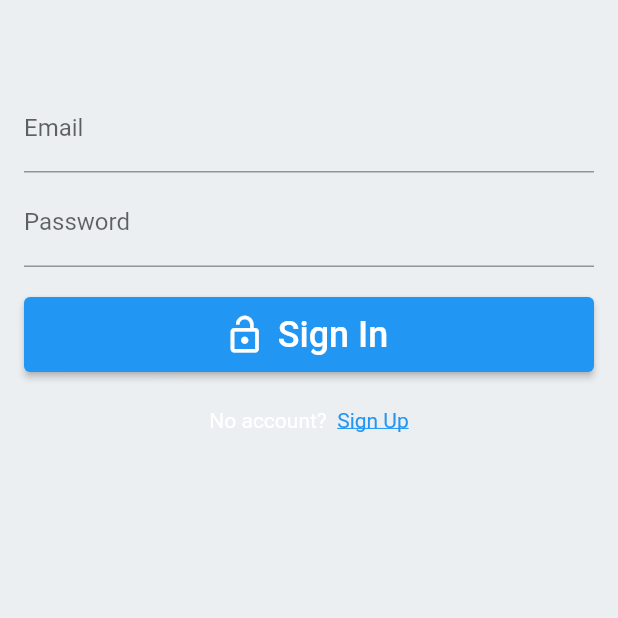
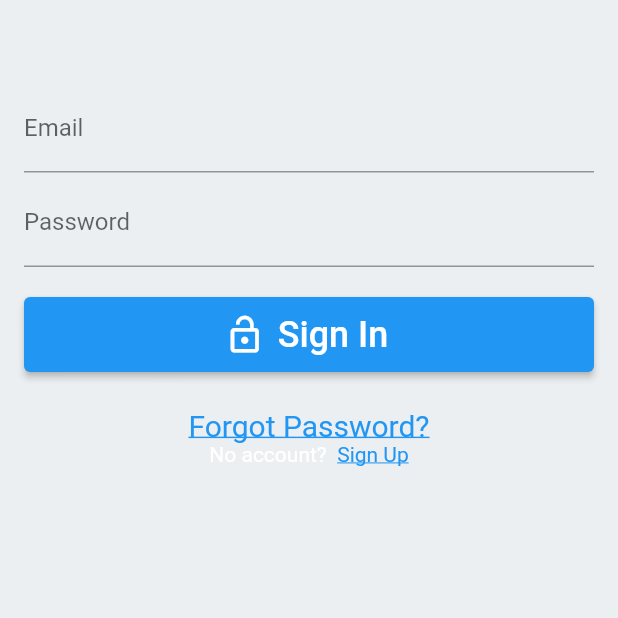
Before and after one commit to gulsenkeskin/firebase_authentication, a Flutter app: the screen it shows after launch, on a phone screen of 412 x 824 dp, the top half of it. Run offline on Flutter 3.47's test engine with Material 2 defaults, Android fonts, the phone set to English and light mode, and no system bars; our stand-ins replace email_validator, firebase_auth, firebase_core; accounts and stored records are empty.

Commit message:
added forgot password page and btn

```diff
--- a/lib/widgets/login_widget.dart
+++ b/lib/widgets/login_widget.dart
@@ -1,5 +1,6 @@
 import 'package:firebase_auth/firebase_auth.dart';
 import 'package:firebase_authentication/main.dart';
+import 'package:firebase_authentication/pages/forgot_password_page.dart';
 import 'package:firebase_authentication/utils/utils.dart';
 import 'package:flutter/gestures.dart';
 import 'package:flutter/material.dart';
@@ -7,7 +8,8 @@ import 'package:flutter/material.dart';
 class LoginWidget extends StatefulWidget {
   final VoidCallback onClickedSignUp;
 
-  const LoginWidget({Key? key,required this.onClickedSignUp}) : super(key: key);
+  const LoginWidget({Key? key, required this.onClickedSignUp})
+      : super(key: key);
 
   @override
   State<LoginWidget> createState() => _LoginWidgetState();
@@ -66,27 +68,44 @@ class _LoginWidgetState extends State<LoginWidget> {
                   'Sign In',
                   style: TextStyle(fontSize: 24),
                 )),
-            const SizedBox(height: 24,),
-            RichText(text: TextSpan(
-              style:  TextStyle(color: Colors.white),
+            const SizedBox(
+              height: 24,
+            ),
+            GestureDetector(
+              child: Text(
+                'Forgot Password?',
+                style: TextStyle(
+                    decoration: TextDecoration.underline,
+                    color: Theme.of(context).colorScheme.secondary,
+                    fontSize: 20),
+              ),
+              onTap: () => Navigator.of(context).push(MaterialPageRoute(
+                  builder: (context) => ForgotPasswordPage())),
+            ),
+            RichText(
+                text: TextSpan(
+                    style:const TextStyle(color: Colors.white),
                     text: 'No account?  ',
                     children: [
                   TextSpan(
-                  recognizer: TapGestureRecognizer()..onTap=widget.onClickedSignUp,
+                      recognizer: TapGestureRecognizer()
+                        ..onTap = widget.onClickedSignUp,
                       text: 'Sign Up',
                       style: TextStyle(
                           decoration: TextDecoration.underline,
-                    color:  Theme.of(context).colorScheme.secondary
-                  )
-                )
-              ]
-            ))
+                          color: Theme.of(context).colorScheme.secondary))
+                ]))
           ],
         ),
       );
 
   Future signIn() async {
-    showDialog(context: context,barrierDismissible: false, builder: (context)=>const Center(child: CircularProgressIndicator(),));
+    showDialog(
+        context: context,
+        barrierDismissible: false,
+        builder: (context) => const Center(
+              child: CircularProgressIndicator(),
+            ));
 
     try {
       await FirebaseAuth.instance.signInWithEmailAndPassword(
@@ -95,9 +114,7 @@ class _LoginWidgetState extends State<LoginWidget> {
     } on FirebaseAuthException catch (e) {
       print(e);
       Utils.showSnackBar(e.message);
-
     }
-    navigatorKey.currentState!.popUntil((route)=> route.isFirst);
-
+    navigatorKey.currentState!.popUntil((route) => route.isFirst);
   }
 }
```
Also changed, not shown: lib/pages/forgot_password_page.dart (added, +17 -0 lines). Lines whose indentation alone changed are shown as unchanged.
